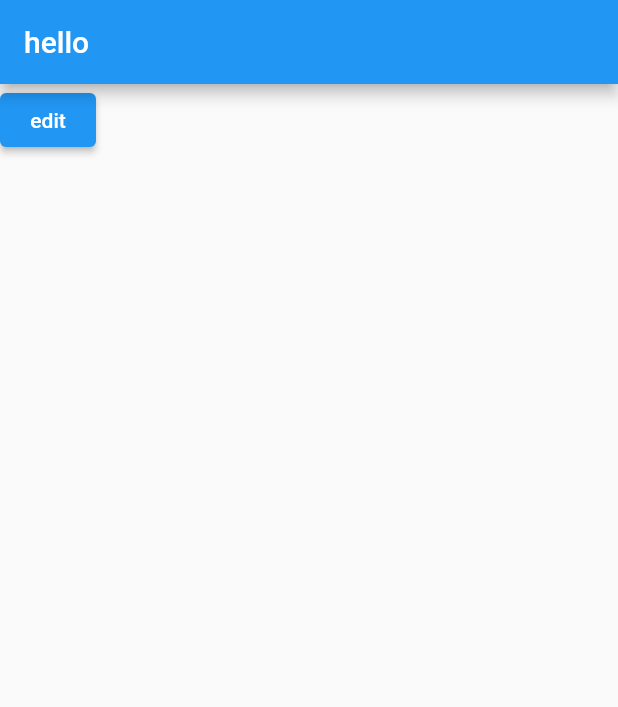
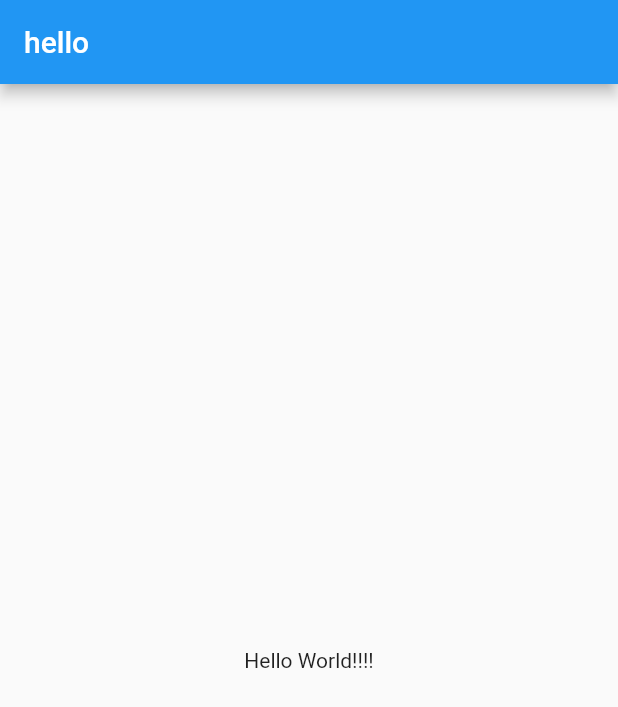
Before and after one commit to JanusTeam-BSSM/Janus-App-Contest, a Flutter app: the screen it shows after launch, on a phone screen of 412 x 824 dp. Shown: the top 707 px of the screen. Run offline on Flutter 3.47's test engine with Material 2 defaults, Android fonts, the phone set to English and light mode, and no system bars; our stand-ins replace socket_io_client; missing offline and left inert: mqtt_client.

Commit message:
Update main.dart
Update local file

```diff
--- a/lib/main.dart
+++ b/lib/main.dart
@@ -1,7 +1,10 @@
 import 'package:flutter/material.dart';
-import './ChatPage.dart';
+import 'package:janus_app_contest/provider/mqttConnect.dart';
 
-void main() => runApp(MyApp());
+void main() {
+  connect();
+  runApp(const MyApp());
+}
 
 class MyApp extends StatelessWidget {
   const MyApp({super.key});
@@ -10,7 +13,25 @@ class MyApp extends StatelessWidget {
   Widget build(BuildContext context) {
     return const MaterialApp(
       debugShowCheckedModeBanner: false,
-      home: ChatPage(),
+      home: HomePage(),
     );
   }
 }
+
+class HomePage extends StatelessWidget {
+  const HomePage({Key? key}) : super(key: key);
+
+  @override
+  Widget build(BuildContext context) {
+    return SafeArea(
+      child: Scaffold(
+        appBar: AppBar(
+          title: const Text('hello'),
+        ),
+        body: const Center(
+          child: Text('Hello World!!!!'),
+        ),
+      ),
+    );
+  }
+}
```
